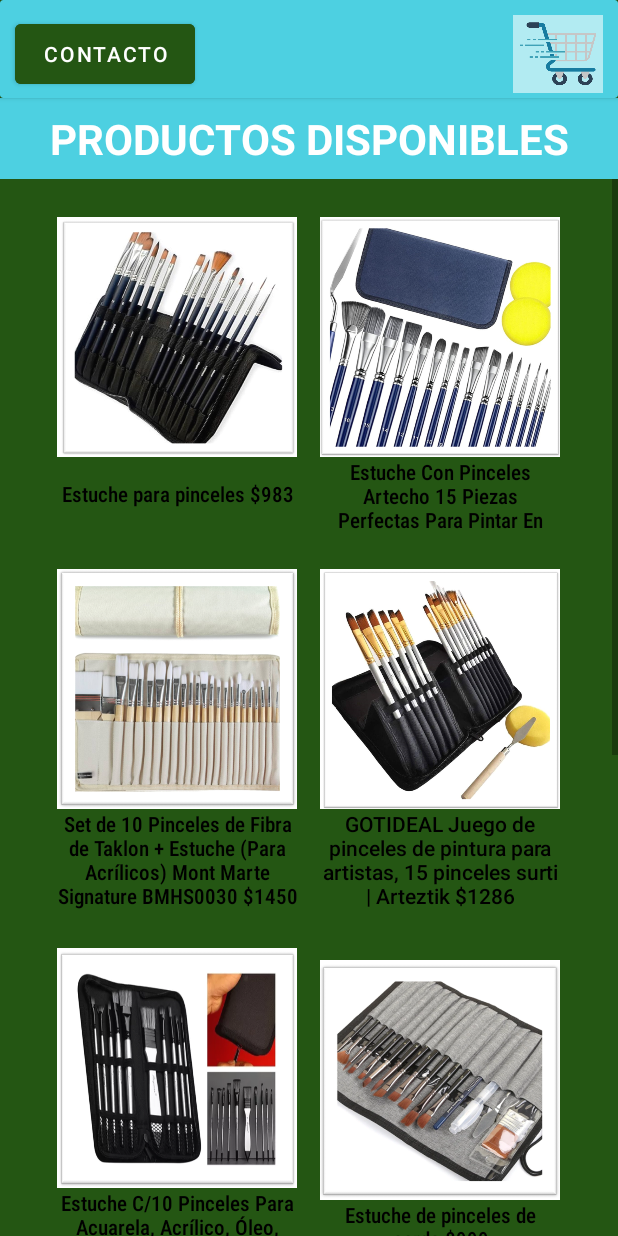
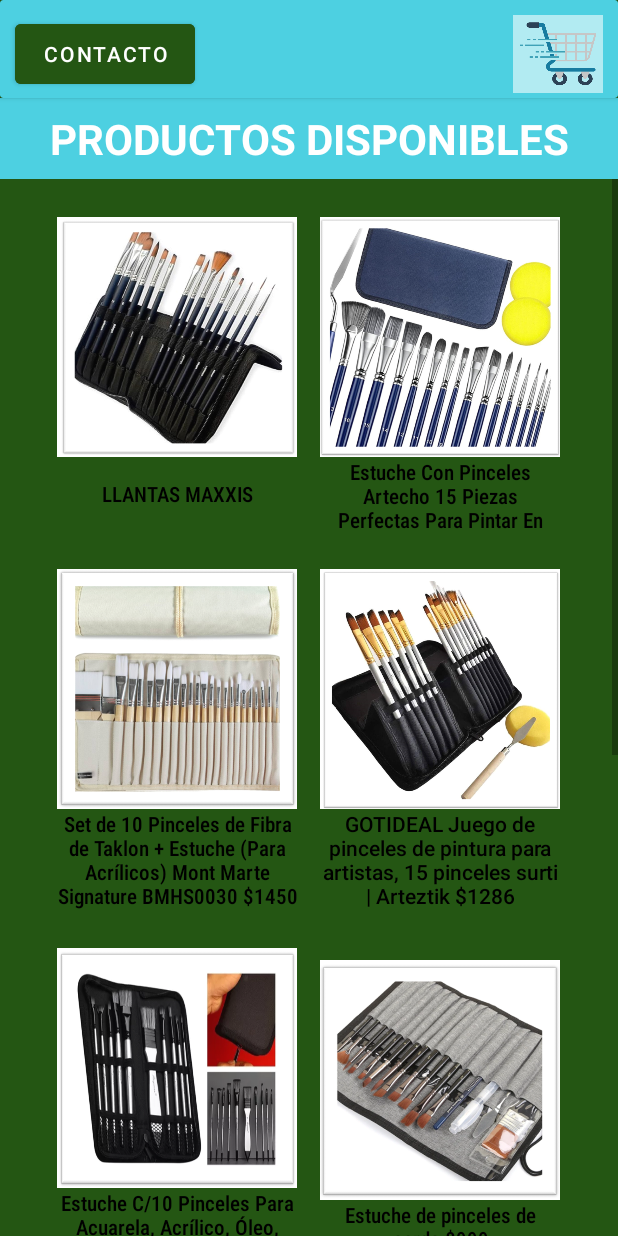
Before and after one commit to jorgeMartinezNajera/BicicleLlantas, an Android app: the HomeActivity screen opened directly, with no data from a screen before it, on a phone screen of 412 x 824 dp. Run offline under Robolectric (Android 15) with nearby library versions, the light colour scheme and no system bars.

Commit message:
prueba de producto

```diff
--- a/app/src/main/res/layout/activity_home.xml
+++ b/app/src/main/res/layout/activity_home.xml
@@ -91,7 +91,7 @@
                         android:layout_weight="1"
                         android:fontFamily="sans-serif-condensed-medium"
                         android:gravity="center"
-                        android:text="@string/pincel1"
+                        android:text="LLANTAS MAXXIS"
                         android:textColor="@color/black" />
                 </LinearLayout>
 
```
